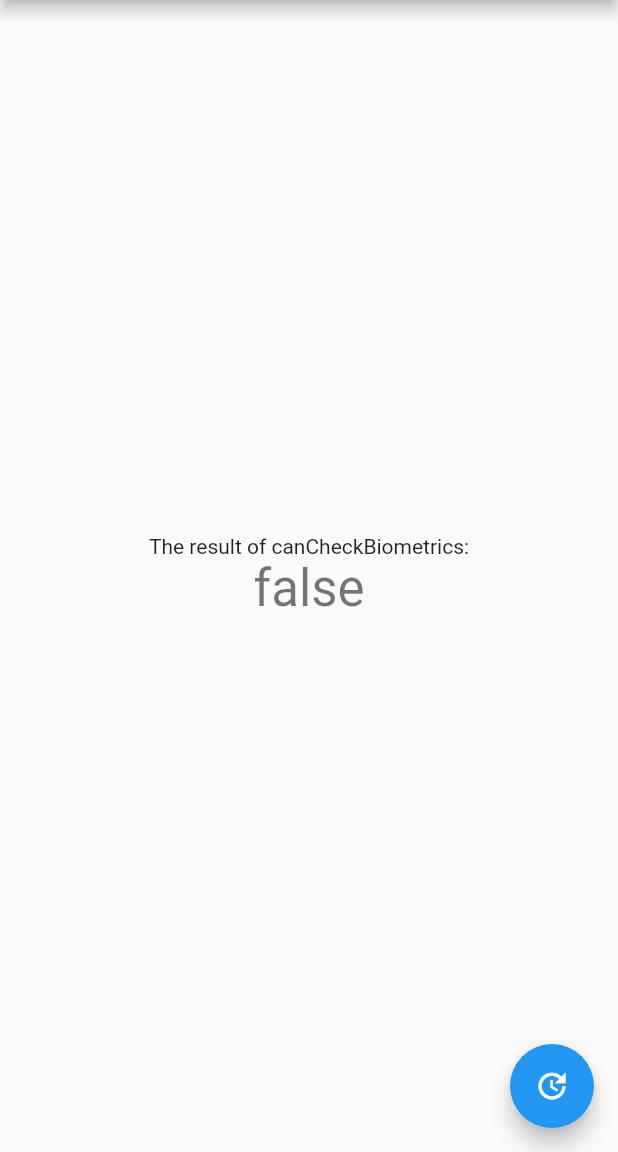
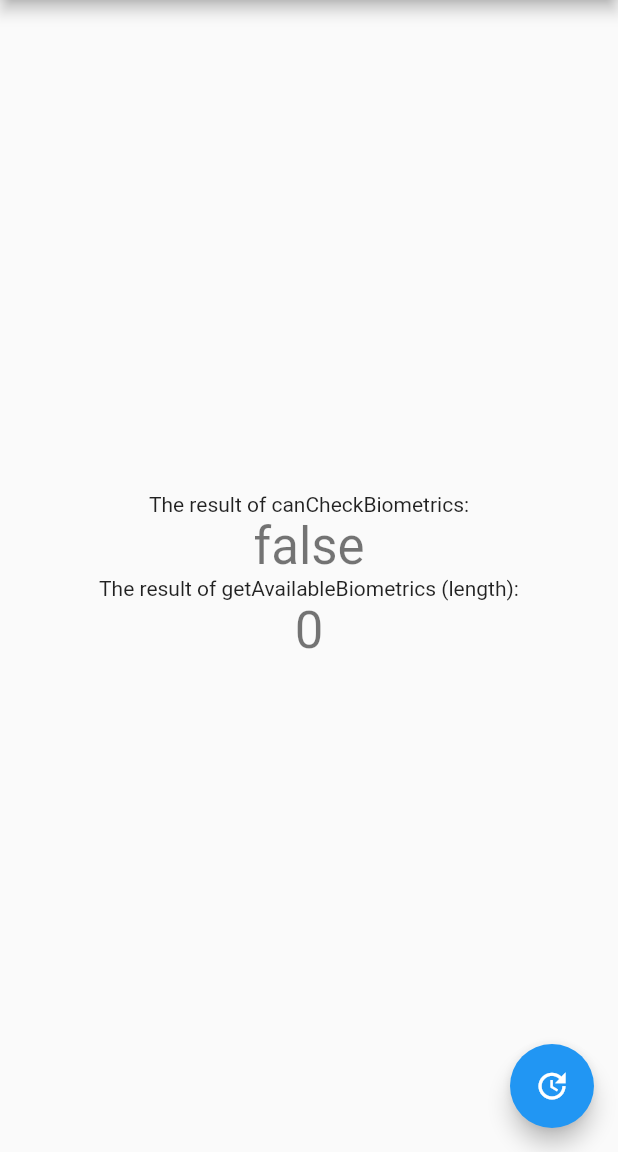
Before and after one commit to danwulff/flutter_local_auth_bug, a Flutter app: the screen it shows after launch, after a tap on the "update" icon, on a phone screen of 412 x 824 dp, the part 84-1236 px from its top. Run offline on Flutter 3.47's test engine with Material 2 defaults, Android fonts, the phone set to English and light mode, and no system bars; our stand-ins replace local_auth.

Commit message:
add another piece of local_auth functionality for reference

```diff
--- a/lib/main.dart
+++ b/lib/main.dart
@@ -23,12 +23,14 @@ class MyHomePage extends StatefulWidget {
 
 class _MyHomePageState extends State<MyHomePage> {
   bool _canCheckBiometricsResult;
+  List<BiometricType> _getAvailableBiometricsResult;
 
   void _checkBiometrics() async {
-    final result = await widget.localAuth.canCheckBiometrics;
-
+    final checkResult = await widget.localAuth.canCheckBiometrics;
+    final getResult = await widget.localAuth.getAvailableBiometrics();
     setState(() {
-      _canCheckBiometricsResult = result;
+      _canCheckBiometricsResult = checkResult;
+      _getAvailableBiometricsResult = getResult;
     });
   }
 
@@ -49,6 +51,13 @@ class _MyHomePageState extends State<MyHomePage> {
               '${_canCheckBiometricsResult ?? ''}',
               style: Theme.of(context).textTheme.display1,
             ),
+            Text(
+              'The result of getAvailableBiometrics (length):',
+            ),
+            Text(
+              '${_getAvailableBiometricsResult?.length ?? ''}',
+              style: Theme.of(context).textTheme.display1,
+            ),
           ],
         ),
       ),
```
